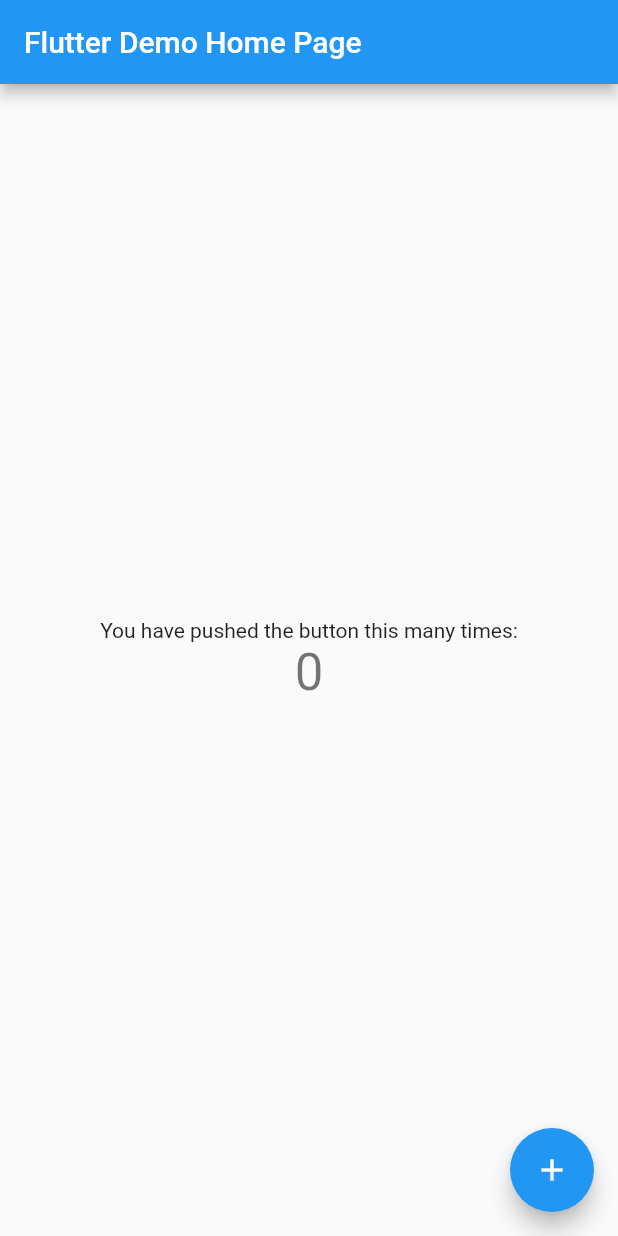
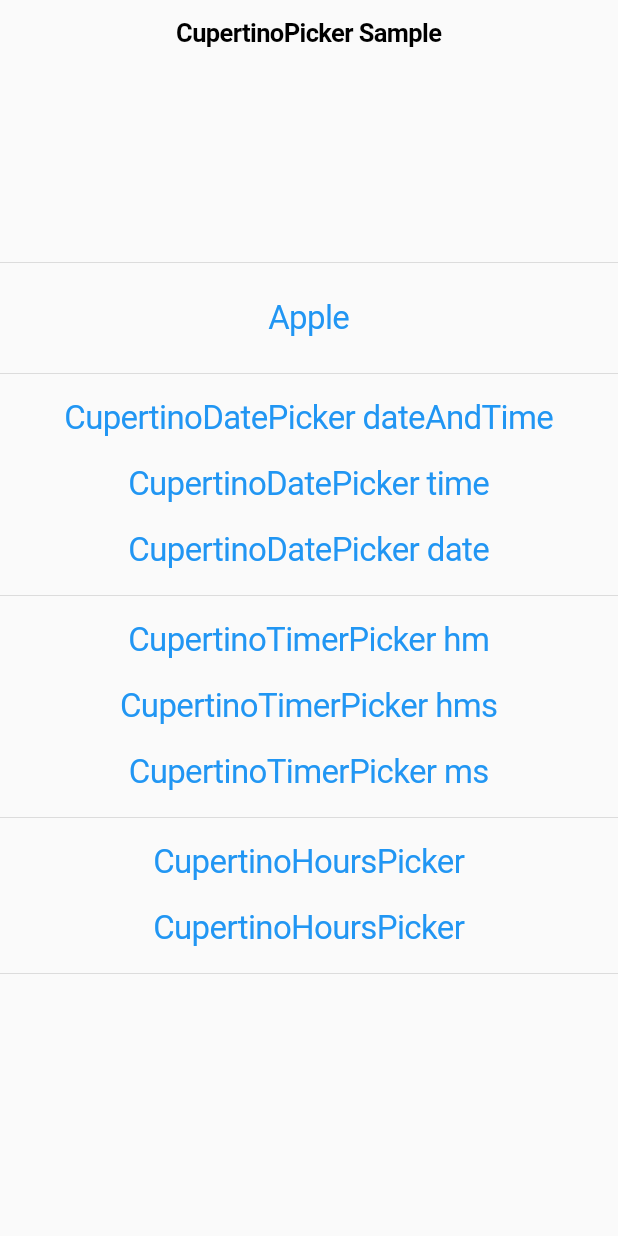
Before and after one commit to jiyeonjoy/ios_hours_picker, a Flutter app: the screen it shows after launch, on a phone screen of 412 x 824 dp. Run offline on Flutter 3.47's test engine with Material 2 defaults, Android fonts, the light colour scheme and no system bars.

Commit message:
added ios hours picker

```diff
--- a/lib/main.dart
+++ b/lib/main.dart
@@ -1,115 +1,256 @@
+import 'package:flutter/cupertino.dart';
 import 'package:flutter/material.dart';
+import 'package:ios_hours_picker/ios_hours_picker.dart';
 
-void main() {
-  runApp(const MyApp());
-}
+const double _kItemExtent = 32.0;
+const List<String> _fruitNames = <String>[
+  'Apple',
+  'Mango',
+  'Banana',
+  'Orange',
+  'Pineapple',
+  'Strawberry',
+];
 
-class MyApp extends StatelessWidget {
-  const MyApp({super.key});
+void main() => runApp(const CupertinoPickerApp());
 
-  // This widget is the root of your application.
+class CupertinoPickerApp extends StatelessWidget {
+  const CupertinoPickerApp({super.key});
+
   @override
   Widget build(BuildContext context) {
-    return MaterialApp(
-      title: 'Flutter Demo',
-      theme: ThemeData(
-        // This is the theme of your application.
-        //
-        // Try running your application with "flutter run". You'll see the
-        // application has a blue toolbar. Then, without quitting the app, try
-        // changing the primarySwatch below to Colors.green and then invoke
-        // "hot reload" (press "r" in the console where you ran "flutter run",
-        // or simply save your changes to "hot reload" in a Flutter IDE).
-        // Notice that the counter didn't reset back to zero; the application
-        // is not restarted.
-        primarySwatch: Colors.blue,
-      ),
-      home: const MyHomePage(title: 'Flutter Demo Home Page'),
+    return const MaterialApp(
+      home: CupertinoPickerExample(),
     );
   }
 }
 
-class MyHomePage extends StatefulWidget {
-  const MyHomePage({super.key, required this.title});
-
-  // This widget is the home page of your application. It is stateful, meaning
-  // that it has a State object (defined below) that contains fields that affect
-  // how it looks.
-
-  // This class is the configuration for the state. It holds the values (in this
-  // case the title) provided by the parent (in this case the App widget) and
-  // used by the build method of the State. Fields in a Widget subclass are
-  // always marked "final".
-
-  final String title;
+class CupertinoPickerExample extends StatefulWidget {
+  const CupertinoPickerExample({super.key});
 
   @override
-  State<MyHomePage> createState() => _MyHomePageState();
+  State<CupertinoPickerExample> createState() => _CupertinoPickerExampleState();
 }
 
-class _MyHomePageState extends State<MyHomePage> {
-  int _counter = 0;
+class _CupertinoPickerExampleState extends State<CupertinoPickerExample> {
+  int _selectedFruit = 0;
 
-  void _incrementCounter() {
-    setState(() {
-      // This call to setState tells the Flutter framework that something has
-      // changed in this State, which causes it to rerun the build method below
-      // so that the display can reflect the updated values. If we changed
-      // _counter without calling setState(), then the build method would not be
-      // called again, and so nothing would appear to happen.
-      _counter++;
-    });
+  void _showDialog(Widget child) {
+    showCupertinoModalPopup<void>(
+        context: context,
+        builder: (BuildContext context) => Container(
+              height: 216,
+              padding: const EdgeInsets.only(top: 6.0),
+              margin: EdgeInsets.only(
+                bottom: MediaQuery.of(context).viewInsets.bottom,
+              ),
+              color: CupertinoColors.systemBackground.resolveFrom(context),
+              child: SafeArea(
+                top: false,
+                child: child,
+              ),
+            ));
   }
 
   @override
   Widget build(BuildContext context) {
-    // This method is rerun every time setState is called, for instance as done
-    // by the _incrementCounter method above.
-    //
-    // The Flutter framework has been optimized to make rerunning build methods
-    // fast, so that you can just rebuild anything that needs updating rather
-    // than having to individually change instances of widgets.
-    return Scaffold(
-      appBar: AppBar(
-        // Here we take the value from the MyHomePage object that was created by
-        // the App.build method, and use it to set our appbar title.
-        title: Text(widget.title),
+    return CupertinoPageScaffold(
+      navigationBar: const CupertinoNavigationBar(
+        middle: Text('CupertinoPicker Sample'),
       ),
-      body: Center(
-        // Center is a layout widget. It takes a single child and positions it
-        // in the middle of the parent.
+      child: DefaultTextStyle(
+          style: TextStyle(
+            color: CupertinoColors.label.resolveFrom(context),
+            fontSize: 22.0,
+          ),
+          child: SizedBox(
+            width: double.infinity,
             child: Column(
-          // Column is also a layout widget. It takes a list of children and
-          // arranges them vertically. By default, it sizes itself to fit its
-          // children horizontally, and tries to be as tall as its parent.
-          //
-          // Invoke "debug painting" (press "p" in the console, choose the
-          // "Toggle Debug Paint" action from the Flutter Inspector in Android
-          // Studio, or the "Toggle Debug Paint" command in Visual Studio Code)
-          // to see the wireframe for each widget.
-          //
-          // Column has various properties to control how it sizes itself and
-          // how it positions its children. Here we use mainAxisAlignment to
-          // center the children vertically; the main axis here is the vertical
-          // axis because Columns are vertical (the cross axis would be
-          // horizontal).
               mainAxisAlignment: MainAxisAlignment.center,
+              children: [
+                const Divider(),
+                CupertinoButton(
+                  onPressed: () => _showDialog(
+                    CupertinoPicker(
+                      magnification: 1.22,
+                      squeeze: 1.2,
+                      useMagnifier: true,
+                      itemExtent: _kItemExtent,
+                      onSelectedItemChanged: (int selectedItem) {
+                        setState(() {
+                          _selectedFruit = selectedItem;
+                        });
+                      },
+                      children: List<Widget>.generate(_fruitNames.length,
+                          (int index) {
+                        return Center(
+                          child: Text(
+                            _fruitNames[index],
+                          ),
+                        );
+                      }),
+                    ),
+                  ),
+                  child: Text(
+                    _fruitNames[_selectedFruit],
+                    style: const TextStyle(
+                      fontSize: 22.0,
+                    ),
+                  ),
+                ),
+                const Divider(),
+                CupertinoButton(
+                  padding: EdgeInsets.zero,
+                  onPressed: () => _showDialog(
+                    CupertinoDatePicker(
+                      mode: CupertinoDatePickerMode.dateAndTime,
+                      onDateTimeChanged: (DateTime date) {},
+                    ),
+                  ),
+                  child: const Text(
+                    'CupertinoDatePicker dateAndTime',
+                    style: TextStyle(
+                      fontSize: 22.0,
+                    ),
+                  ),
+                ),
+                CupertinoButton(
+                  padding: EdgeInsets.zero,
+                  onPressed: () => _showDialog(
+                    CupertinoDatePicker(
+                      mode: CupertinoDatePickerMode.time,
+                      onDateTimeChanged: (DateTime date) {},
+                    ),
+                  ),
+                  child: const Text(
+                    'CupertinoDatePicker time',
+                    style: TextStyle(
+                      fontSize: 22.0,
+                    ),
+                  ),
+                ),
+                CupertinoButton(
+                  padding: EdgeInsets.zero,
+                  onPressed: () => _showDialog(
+                    CupertinoDatePicker(
+                      mode: CupertinoDatePickerMode.date,
+                      onDateTimeChanged: (DateTime date) {},
+                    ),
+                  ),
+                  child: const Text(
+                    'CupertinoDatePicker date',
+                    style: TextStyle(
+                      fontSize: 22.0,
+                    ),
+                  ),
+                ),
+                const Divider(),
+                CupertinoButton(
+                  padding: EdgeInsets.zero,
+                  onPressed: () => _showDialog(
+                    CupertinoTimerPicker(
+                      mode: CupertinoTimerPickerMode.hm,
+                      onTimerDurationChanged: (Duration duration) {},
+                    ),
+                  ),
+                  child: const Text(
+                    'CupertinoTimerPicker hm',
+                    style: TextStyle(
+                      fontSize: 22.0,
+                    ),
+                  ),
+                ),
+                CupertinoButton(
+                  padding: EdgeInsets.zero,
+                  onPressed: () => _showDialog(
+                    CupertinoTimerPicker(
+                      mode: CupertinoTimerPickerMode.hms,
+                      onTimerDurationChanged: (Duration duration) {},
+                    ),
+                  ),
+                  child: const Text(
+                    'CupertinoTimerPicker hms',
+                    style: TextStyle(
+                      fontSize: 22.0,
+                    ),
+                  ),
+                ),
+                CupertinoButton(
+                  padding: EdgeInsets.zero,
+                  onPressed: () => _showDialog(
+                    CupertinoTimerPicker(
+                      mode: CupertinoTimerPickerMode.ms,
+                      onTimerDurationChanged: (Duration duration) {},
+                    ),
+                  ),
+                  child: const Text(
+                    'CupertinoTimerPicker ms',
+                    style: TextStyle(
+                      fontSize: 22.0,
+                    ),
+                  ),
+                ),
+                const Divider(),
+                CupertinoButton(
+                  padding: EdgeInsets.zero,
+                  onPressed: () => _showDialog(
+                    CupertinoHoursPicker(
+                      onTimerHoursChanged: (int hour) {},
+                    ),
+                  ),
+                  child: const Text(
+                    'CupertinoHoursPicker',
+                    style: TextStyle(
+                      fontSize: 22.0,
+                    ),
+                  ),
+                ),
+                CupertinoButton(
+                  padding: EdgeInsets.zero,
+                  onPressed: () => showModalBottomSheet(
+                      context: context,
+                      builder: (BuildContext context) {
+                        return Container(
+                          child: Wrap(
                             children: <Widget>[
-            const Text(
-              'You have pushed the button this many times:',
+                              Container(
+                                height: 216,
+                                padding: const EdgeInsets.only(
+                                  top: 20,
+                                  bottom: 16,
                                 ),
-            Text(
-              '$_counter',
-              style: Theme.of(context).textTheme.headline4,
+                                child: CupertinoHoursPicker(
+                                  onTimerHoursChanged: (int hours) {},
+                                ),
+                              ),
+                              Container(
+                                padding: const EdgeInsets.only(
+                                  bottom: 34,
+                                  left: 24,
+                                  right: 24,
+                                ),
+                                child: CupertinoButton(
+                                  child: const Text('확인'),
+                                  onPressed: () {
+                                    Navigator.pop(context);
+                                  },
+                                ),
                               ),
                             ],
                           ),
+                        );
+                      }),
+                  child: const Text(
+                    'CupertinoHoursPicker',
+                    style: TextStyle(
+                      fontSize: 22.0,
                     ),
-      floatingActionButton: FloatingActionButton(
-        onPressed: _incrementCounter,
-        tooltip: 'Increment',
-        child: const Icon(Icons.add),
-      ), // This trailing comma makes auto-formatting nicer for build methods.
+                  ),
+                ),
+                const Divider(),
+              ],
+            ),
+          )),
     );
   }
 }
```
Also changed, not shown: lib/ios_hours_picker.dart (added, +261 -0 lines), 1 other file. Lines whose indentation alone changed are shown as unchanged.
